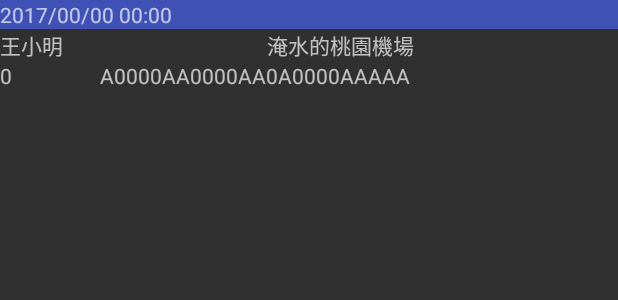
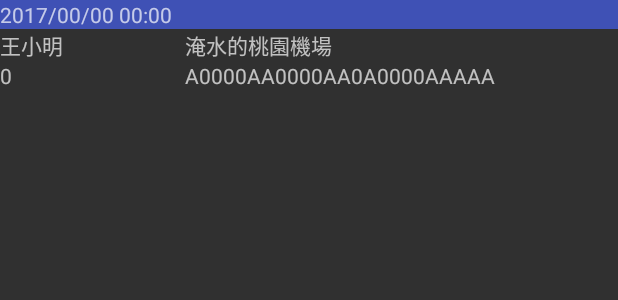
Before and after one commit to weishinyi/RfidReaderAppProject, an Android app: the layout list_barcode_item.xml on its own in the app's theme, with its tools: preview values and no code run, on a phone screen of 412 x 824 dp. Shown: the top 300 px of the screen. Run offline under Robolectric (Android 15) with nearby library versions, the phone set to English and light mode, and no system bars.

Commit message:
finish:    1. 只是微調

```diff
--- a/app/src/main/java/com/example/oo_raiser/rfidreaderapp/BluetoothActivity.java
+++ b/app/src/main/java/com/example/oo_raiser/rfidreaderapp/BluetoothActivity.java
@@ -485,6 +485,8 @@ public class BluetoothActivity extends AppCompatActivity {
                            textTitle.setText("已斷開連接");
                            connFlag = false;
                        }
+                    }else{
+                        Toast.makeText(getApplicationContext(),"並未連接裝置",Toast.LENGTH_SHORT ).show();
                     }
                     break;
                 case "識別標籤":
@@ -494,8 +496,6 @@ public class BluetoothActivity extends AppCompatActivity {
                         startActivity(intent);
                     }else{
                         Toast.makeText(BluetoothActivity.this,"請先進行連接",Toast.LENGTH_SHORT).show();
-                        Intent intent = new Intent(BluetoothActivity.this, InventoryTagActivity.class);
-                        startActivity(intent);
                     }
                     break;
                 case "讀取數據":
--- a/app/src/main/java/com/example/oo_raiser/rfidreaderapp/InventoryTagActivity.java
+++ b/app/src/main/java/com/example/oo_raiser/rfidreaderapp/InventoryTagActivity.java
@@ -212,7 +212,7 @@ public class InventoryTagActivity extends AppCompatActivity {
                         //prepare the JSONObject data
                         JSONObject jsonObj = new JSONObject();
                         jsonObj.put("userId", "1");
-                        jsonObj.put("locationId","1");
+                        jsonObj.put("locationId","1"); //需要修改
 
                         JSONArray jArray = new JSONArray();
                         for(EPC item : listEPC)
--- a/app/src/main/res/layout/list_barcode_item.xml
+++ b/app/src/main/res/layout/list_barcode_item.xml
@@ -25,18 +25,19 @@
 
         <TextView
             android:id="@+id/EmpName"
-            android:layout_width="wrap_content"
+            android:layout_width="0dp"
             android:layout_height="wrap_content"
-            android:layout_weight="1"
+            android:layout_weight="3"
             android:text="王小明"/>
 
 
         <TextView
             android:id="@+id/LocName"
-            android:layout_width="wrap_content"
+            android:layout_width="0dp"
             android:layout_height="wrap_content"
-            android:layout_weight="1"
-            android:text="淹水的桃園機場"/>
+            android:layout_weight="7"
+            android:text="淹水的桃園機場"
+            android:layout_gravity="left"/>
 
     </LinearLayout>
 
@@ -47,7 +48,7 @@
 
         <TextView
             android:id="@+id/Count"
-            android:layout_width="wrap_content"
+            android:layout_width="0dp"
             android:layout_height="wrap_content"
             android:layout_weight="3"
             android:text="0"/>
@@ -55,11 +56,11 @@
 
         <TextView
             android:id="@+id/Barcode"
-            android:layout_width="wrap_content"
+            android:layout_width="0dp"
             android:layout_height="wrap_content"
             android:layout_weight="7"
-            android:text="A0000AA0000AA0A0000AAAAA"/>
-
+            android:text="A0000AA0000AA0A0000AAAAA"
+            android:layout_gravity="left"/>
 
     </LinearLayout>
 
```
Also changed, not shown: app/src/main/java/com/example/oo_raiser/rfidreaderapp/QueryActivity.java (+4 -4 lines).
